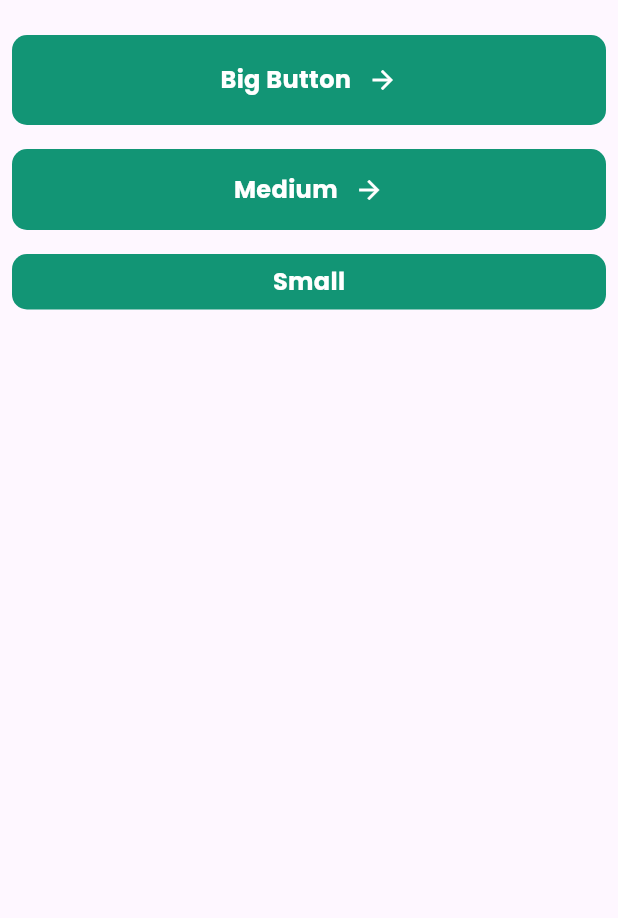
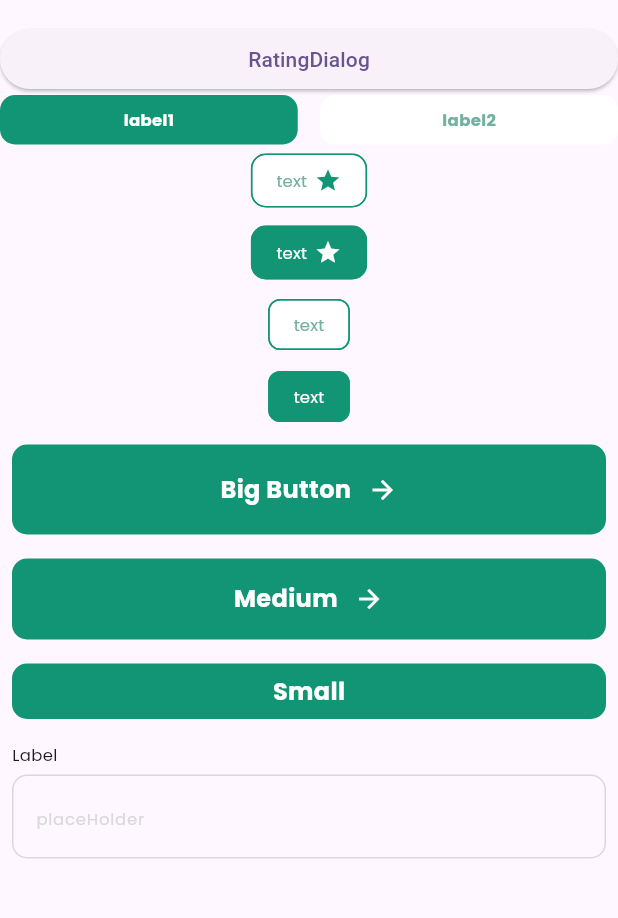
Before and after one commit to eunhyeong99/flutter_recipe_app, a Flutter app: the screen it shows after launch, on a phone screen of 412 x 824 dp, the part 61-979 px from its top. Run offline on Flutter 3.47's test engine with Material 3 defaults, Android fonts, the phone set to English and light mode, and no system bars.

Commit message:
feat: tab & button components.

```diff
--- a/lib/core/presentation/components/medium_button.dart
+++ b/lib/core/presentation/components/buttons/big_button.dart
@@ -1,23 +1,23 @@
 import 'package:flutter/material.dart';
 
-import '../../../ui/color_styles.dart';
-import '../../../ui/text_styles.dart';
+import '../../../../ui/color_styles.dart';
+import '../../../../ui/text_styles.dart';
 
-class MediumButton extends StatefulWidget {
+class BigButton extends StatefulWidget {
   final String text;
   final void Function() onPressed;
 
-  const MediumButton(
+  const BigButton(
     this.text, {
     super.key,
     required this.onPressed,
   });
 
   @override
-  State<MediumButton> createState() => _MediumButtonState();
+  State<BigButton> createState() => _BigButtonState();
 }
 
-class _MediumButtonState extends State<MediumButton> {
+class _BigButtonState extends State<BigButton> {
   bool isPressed = false;
 
   @override
@@ -40,7 +40,7 @@ class _MediumButtonState extends State<MediumButton> {
         });
       },
       child: Container(
-        height: 54,
+        height: 60,
         decoration: BoxDecoration(
           borderRadius: BorderRadius.circular(10),
           color: isPressed ? ColorStyles.gray4 : ColorStyles.primary100,
--- /dev/null
+++ b/lib/core/presentation/components/buttons/filter_button.dart
@@ -0,0 +1,29 @@
+import 'package:flutter/material.dart';
+import 'package:recipe_app/ui/color_styles.dart';
+
+import '../../../../ui/text_styles.dart';
+
+class FilterButton extends StatelessWidget {
+  final String text;
+  final bool isSelected;
+
+  const FilterButton(
+    this.text, {
+    super.key,
+    this.isSelected = false,
+  });
+
+  @override
+  Widget build(BuildContext context) {
+    return Chip(
+      backgroundColor: isSelected ? ColorStyles.primary100 : ColorStyles.white,
+      label: Text(
+        text,
+        style: TextStyles.smallerTextRegular.copyWith(
+          color: isSelected ? ColorStyles.white : ColorStyles.primary80,
+        ),
+      ),
+      side: BorderSide(color: ColorStyles.primary100),
+    );
+  }
+}
--- a/lib/core/presentation/components/big_button.dart
+++ b/lib/core/presentation/components/buttons/medium_button.dart
@@ -1,23 +1,23 @@
 import 'package:flutter/material.dart';
 
-import '../../../ui/color_styles.dart';
-import '../../../ui/text_styles.dart';
+import '../../../../ui/color_styles.dart';
+import '../../../../ui/text_styles.dart';
 
-class BigButton extends StatefulWidget {
+class MediumButton extends StatefulWidget {
   final String text;
   final void Function() onPressed;
 
-  const BigButton(
+  const MediumButton(
     this.text, {
     super.key,
     required this.onPressed,
   });
 
   @override
-  State<BigButton> createState() => _BigButtonState();
+  State<MediumButton> createState() => _MediumButtonState();
 }
 
-class _BigButtonState extends State<BigButton> {
+class _MediumButtonState extends State<MediumButton> {
   bool isPressed = false;
 
   @override
@@ -40,7 +40,7 @@ class _BigButtonState extends State<BigButton> {
         });
       },
       child: Container(
-        height: 60,
+        height: 54,
         decoration: BoxDecoration(
           borderRadius: BorderRadius.circular(10),
           color: isPressed ? ColorStyles.gray4 : ColorStyles.primary100,
--- /dev/null
+++ b/lib/core/presentation/components/buttons/rating_button.dart
@@ -0,0 +1,43 @@
+import 'package:flutter/material.dart';
+import 'package:recipe_app/ui/color_styles.dart';
+
+import '../../../../ui/text_styles.dart';
+
+class RatingButton extends StatelessWidget {
+  final String text;
+  final bool isSelected;
+
+  const RatingButton(
+    this.text, {
+    super.key,
+    this.isSelected = false,
+  });
+
+  @override
+  Widget build(BuildContext context) {
+    return Chip(
+      backgroundColor: isSelected ? ColorStyles.primary100 : ColorStyles.white,
+      label: Row(
+        mainAxisSize: MainAxisSize.min,
+        children: [
+          Text(
+            text,
+            style: TextStyles.smallerTextRegular.copyWith(
+              color: isSelected ? ColorStyles.white : ColorStyles.primary80,
+            ),
+          ),
+          const SizedBox(width: 5),
+          Icon(
+            Icons.star,
+            color: isSelected ? Colors.white : ColorStyles.primary100,
+            size: 18,
+          ),
+        ],
+      ),
+      side: BorderSide(color: ColorStyles.primary100),
+      shape: RoundedRectangleBorder(
+        borderRadius: BorderRadius.circular(10),
+      ),
+    );
+  }
+}
--- a/lib/core/presentation/components/small_button.dart
+++ b/lib/core/presentation/components/buttons/small_button.dart
@@ -1,7 +1,7 @@
 import 'package:flutter/material.dart';
 
-import '../../../ui/color_styles.dart';
-import '../../../ui/text_styles.dart';
+import '../../../../ui/color_styles.dart';
+import '../../../../ui/text_styles.dart';
 
 class SmallButton extends StatefulWidget {
   final String text;
--- /dev/null
+++ b/lib/core/presentation/components/dialogs/rating_dialog.dart
@@ -0,0 +1,30 @@
+import 'package:flutter/material.dart';
+
+import '../../../../ui/text_styles.dart';
+
+class RatingDialog extends StatelessWidget {
+  final String title;
+  final int score;
+  final String actionName;
+  final void Function(int score) onChange;
+
+  const RatingDialog({
+    super.key,
+    required this.title,
+    required this.score,
+    required this.onChange,
+    required this.actionName,
+  });
+
+  @override
+  Widget build(BuildContext context) {
+    return AlertDialog(
+      title: Center(
+        child: Text(
+          title,
+          style: TextStyles.smallerTextRegular,
+        ),
+      ),
+    );
+  }
+}
--- /dev/null
+++ b/lib/core/presentation/components/input_field/input_field.dart
@@ -0,0 +1,47 @@
+import 'package:flutter/material.dart';
+import 'package:recipe_app/ui/color_styles.dart';
+
+import '../../../../ui/text_styles.dart';
+
+class InputField extends StatelessWidget {
+  final String label;
+  final String placeHolder;
+  final TextEditingController? controller;
+
+  const InputField({
+    super.key,
+    required this.label,
+    required this.placeHolder,
+    this.controller,
+  });
+
+  @override
+  Widget build(BuildContext context) {
+    return Column(
+      crossAxisAlignment: CrossAxisAlignment.start,
+      children: [
+        Text(
+          label,
+          style: TextStyles.smallerTextRegular,
+        ),
+        const SizedBox(height: 5),
+        TextField(
+          controller: controller,
+          decoration: InputDecoration(
+            enabledBorder: OutlineInputBorder(
+                borderRadius: BorderRadius.circular(10),
+                borderSide: const BorderSide(color: ColorStyles.gray4)),
+            focusedBorder: OutlineInputBorder(
+              borderRadius: BorderRadius.circular(10),
+              borderSide: const BorderSide(color: ColorStyles.primary80),
+            ),
+            hintText: placeHolder,
+            hintStyle: TextStyles.smallerTextRegular.copyWith(
+              color: ColorStyles.gray4,
+            ),
+          ),
+        ),
+      ],
+    );
+  }
+}
--- /dev/null
+++ b/lib/core/presentation/components/tabs/two_tab.dart
@@ -0,0 +1,99 @@
+import 'package:flutter/material.dart';
+
+import '../../../../ui/color_styles.dart';
+import '../../../../ui/text_styles.dart';
+
+class TwoTab extends StatelessWidget {
+  final List<String> labels;
+  final int selectedIndex;
+  final void Function(int index) onChange;
+
+  const TwoTab({
+    super.key,
+    required this.labels,
+    this.selectedIndex = 0,
+    required this.onChange,
+  });
+
+  @override
+  Widget build(BuildContext context) {
+    return Row(
+      children: [
+        Expanded(
+          child: GestureDetector(
+            child: selectedIndex == 0 ? _SelectedTab(text: labels[0]) : _UnSelectedTab(text: labels[1]),
+            onTap: () {
+              onChange(0);
+            },
+          ),
+        ),
+        const SizedBox(width: 15),
+        Expanded(
+          child: GestureDetector(
+            onTap: () {
+              onChange(1);
+            },
+            child: selectedIndex == 1 ? _SelectedTab(text: labels[0]) : _UnSelectedTab(text: labels[1]),
+          ),
+        ),
+      ],
+    );
+  }
+}
+
+class _SelectedTab extends StatelessWidget {
+  final String text;
+
+  const _SelectedTab({
+    required this.text,
+  });
+
+  @override
+  Widget build(BuildContext context) {
+    return Container(
+      height: 33,
+      decoration: BoxDecoration(
+        borderRadius: BorderRadius.circular(10),
+        color: ColorStyles.primary100,
+      ),
+      child: Row(
+        mainAxisAlignment: MainAxisAlignment.center,
+        children: [
+          Text(
+            text,
+            style: TextStyles.smallerTextBold.copyWith(color: Colors.white),
+          ),
+        ],
+      ),
+    );
+  }
+}
+
+class _UnSelectedTab extends StatelessWidget {
+  final String text;
+
+  const _UnSelectedTab({
+    required this.text,
+  });
+
+  @override
+  Widget build(BuildContext context) {
+    return Container(
+      height: 33,
+      decoration: BoxDecoration(
+        borderRadius: BorderRadius.circular(10),
+        color: ColorStyles.white,
+      ),
+      child: Row(
+        mainAxisAlignment: MainAxisAlignment.center,
+        children: [
+          Text(
+            text,
+            style: TextStyles.smallerTextBold
+                .copyWith(color: ColorStyles.primary80),
+          ),
+        ],
+      ),
+    );
+  }
+}
--- a/lib/main.dart
+++ b/lib/main.dart
@@ -1,7 +1,12 @@
 import 'package:flutter/material.dart';
-import 'package:recipe_app/core/presentation/components/big_button.dart';
-import 'package:recipe_app/core/presentation/components/medium_button.dart';
-import 'package:recipe_app/core/presentation/components/small_button.dart';
+import 'package:recipe_app/core/presentation/components/buttons/big_button.dart';
+import 'package:recipe_app/core/presentation/components/buttons/filter_button.dart';
+import 'package:recipe_app/core/presentation/components/buttons/medium_button.dart';
+import 'package:recipe_app/core/presentation/components/buttons/rating_button.dart';
+import 'package:recipe_app/core/presentation/components/buttons/small_button.dart';
+import 'package:recipe_app/core/presentation/components/dialogs/rating_dialog.dart';
+import 'package:recipe_app/core/presentation/components/input_field/input_field.dart';
+import 'package:recipe_app/core/presentation/components/tabs/two_tab.dart';
 import 'package:recipe_app/ui/text_styles.dart';
 
 void main() {
@@ -38,6 +43,38 @@ class MyHomePage extends StatelessWidget {
       ),
       body: ListView(
         children: [
+          ElevatedButton(
+            onPressed: () {
+              showDialog(
+                context: context,
+                builder: (_) {
+                  return RatingDialog(
+                    title: 'Rate recipe',
+                    score: 3,
+                    onChange: (int score) {
+                      print(score);
+                    },
+                    actionName: 'send',
+                  );
+                },
+              );
+            },
+            child: const Text('RatingDialog'),
+          ),
+          TwoTab(
+            labels: [
+              'label1',
+              'label2',
+            ],
+            selectedIndex: 0,
+            onChange: (int index) {
+              print('TwoTab : $index');
+            },
+          ),
+          RatingButton('text'),
+          RatingButton('text', isSelected: true),
+          FilterButton('text'),
+          FilterButton('text', isSelected: true),
           Padding(
             padding: const EdgeInsets.all(8.0),
             child: BigButton(
@@ -65,6 +102,13 @@ class MyHomePage extends StatelessWidget {
               },
             ),
           ),
+          Padding(
+            padding: const EdgeInsets.all(8.0),
+            child: InputField(
+              label: 'Label',
+              placeHolder: 'placeHolder',
+            ),
+          ),
         ],
       ),
     );
```
